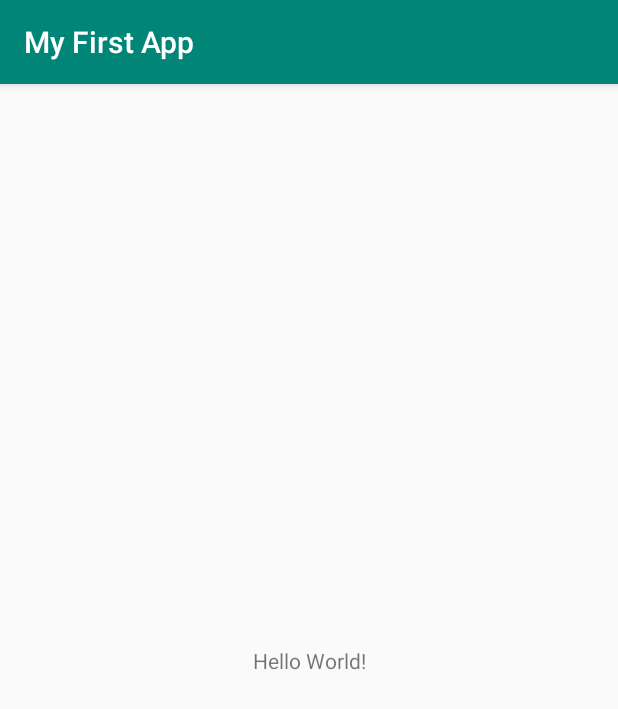
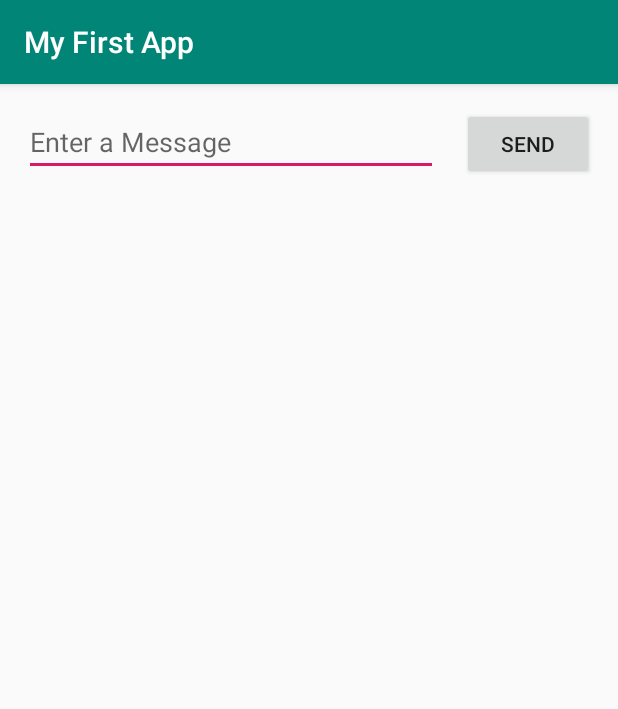
Before and after one commit to Jsings/Lab5, an Android app: the screen it shows after launch (MainActivity), on a phone screen of 412 x 824 dp. Shown: the top 709 px of the screen. Run offline under Robolectric (Android 15) with nearby library versions, the phone set to English and light mode, and no system bars.

Commit message:
Build simple user interface

```diff
--- a/app/src/main/res/layout/activity_main.xml
+++ b/app/src/main/res/layout/activity_main.xml
@@ -6,13 +6,32 @@
     android:layout_height="match_parent"
     tools:context=".MainActivity">
 
-    <TextView
+    <EditText
+        android:id="@+id/editText"
+        android:layout_width="0dp"
+        android:layout_height="wrap_content"
+        android:layout_marginStart="16dp"
+        android:layout_marginLeft="16dp"
+        android:layout_marginTop="16dp"
+        android:ems="10"
+        android:hint="@string/edit_message"
+        android:inputType="textPersonName"
+        app:layout_constraintEnd_toStartOf="@+id/button"
+        app:layout_constraintHorizontal_bias="0.5"
+        app:layout_constraintStart_toStartOf="parent"
+        app:layout_constraintTop_toTopOf="parent" />
+
+    <Button
+        android:id="@+id/button"
         android:layout_width="wrap_content"
         android:layout_height="wrap_content"
-        android:text="Hello World!"
-        app:layout_constraintBottom_toBottomOf="parent"
-        app:layout_constraintLeft_toLeftOf="parent"
-        app:layout_constraintRight_toRightOf="parent"
-        app:layout_constraintTop_toTopOf="parent" />
-
+        android:layout_marginStart="16dp"
+        android:layout_marginLeft="16dp"
+        android:layout_marginEnd="16dp"
+        android:layout_marginRight="16dp"
+        android:text="@string/button_send"
+        app:layout_constraintBaseline_toBaselineOf="@+id/editText"
+        app:layout_constraintEnd_toEndOf="parent"
+        app:layout_constraintHorizontal_bias="0.5"
+        app:layout_constraintStart_toEndOf="@+id/editText" />
 </androidx.constraintlayout.widget.ConstraintLayout>
--- a/app/src/main/res/values/strings.xml
+++ b/app/src/main/res/values/strings.xml
@@ -1,3 +1,5 @@
 <resources>
     <string name="app_name">My First App</string>
+    <string name="edit_message">Enter a Message</string>
+    <string name="button_send">Send</string>
 </resources>
```
